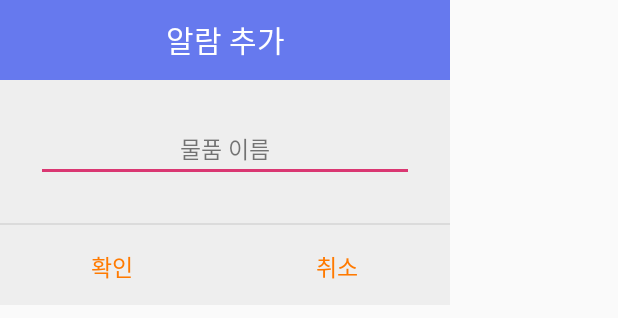
After one commit to syoung125/K-Lab-group-buying-, an Android app: the layout activity_add_alarm_pop_up.xml on its own in the app's theme, with its tools: preview values and no code run, on a phone screen of 412 x 824 dp. The commit adds this screen. Shown: the top 318 px of the screen. Run offline under Robolectric (Android 15) with nearby library versions, the phone set to English and light mode, and no system bars.

Commit message:
알림 추가기능

```diff
--- /dev/null
+++ b/app/src/main/java/com/example/klapproject/AlarmData.kt
@@ -0,0 +1,5 @@
+package com.example.klapproject
+
+class AlarmData(var item_name:String) {
+    constructor():this("")
+}
--- /dev/null
+++ b/app/src/main/res/layout/activity_add_alarm_pop_up.xml
@@ -0,0 +1,77 @@
+<?xml version="1.0" encoding="utf-8"?>
+<LinearLayout xmlns:android="http://schemas.android.com/apk/res/android"
+              android:background="#eeeeee"
+              android:orientation="vertical"
+              android:layout_width="300dp"
+              android:layout_height="wrap_content">
+
+    <!-- 타이틀바 -->
+    <LinearLayout
+            android:orientation="horizontal"
+            android:layout_width="match_parent"
+            android:layout_height="wrap_content">
+        <TextView
+                android:text="알람 추가"
+                android:textSize="20sp"
+                android:textColor="#fff"
+                android:gravity="center"
+                android:background="#6679EE"
+                android:layout_width="match_parent"
+                android:layout_height="53dp" />
+    </LinearLayout>
+    <!-- //end 타이틀바 -->
+
+    <!-- Notice -->
+    <LinearLayout
+            android:padding="24dp"
+            android:orientation="vertical"
+            android:layout_width="match_parent"
+            android:layout_height="wrap_content">
+        <EditText
+                android:hint="물품 이름"
+                android:id="@+id/add_name"
+                android:textSize="15sp"
+                android:textColor="#000"
+                android:alpha="0.87"
+                android:gravity="center"
+                android:layout_marginBottom="3dp"
+                android:layout_width="match_parent"
+                android:layout_height="wrap_content" />
+    </LinearLayout>
+    <!-- Notice -->
+
+    <View
+            android:background="#66bdbdbd"
+            android:layout_width="match_parent"
+            android:layout_height="1dp" />
+
+    <!-- 닫기 버튼 -->
+    <LinearLayout
+            android:orientation="horizontal"
+            android:gravity="center"
+            android:layout_width="match_parent"
+            android:layout_height="wrap_content">
+        <Button
+                android:id="@+id/alarm_OK"
+                android:text="확인"
+                android:textSize="15sp"
+                android:textColor="#ff7a00"
+                android:padding="16dp"
+                android:gravity="center"
+                android:background="#00000000"
+                android:layout_width="0dp"
+                android:layout_weight="1"
+                android:layout_height="53dp"/>
+        <Button
+                android:id="@+id/alarm_CANCEL"
+                android:text="취소"
+                android:textSize="15sp"
+                android:textColor="#ff7a00"
+                android:padding="16dp"
+                android:gravity="center"
+                android:background="#00000000"
+                android:layout_width="0dp"
+                android:layout_weight="1"
+                android:layout_height="53dp"/>
+    </LinearLayout>
+</LinearLayout>
--- a/app/src/main/res/values/styles.xml
+++ b/app/src/main/res/values/styles.xml
@@ -19,4 +19,9 @@
         <item name="android:layout_height">85dp</item>
         <item name="android:background">@android:drawable/screen_background_light_transparent</item>
     </style>
+
+    <style name="add_alarm" parent="Theme.AppCompat.Dialog">
+        <item name="windowNoTitle">true</item>
+        <item name="windowActionBar">false</item>
+    </style>
 </resources>
```
Also changed, not shown: app/src/main/AndroidManifest.xml (+14 -6 lines), app/src/main/java/com/example/klapproject/AddAlarmPopUp.kt (added, +52 -0 lines), app/src/main/java/com/example/klapproject/AlarmListActivity.kt (+34 -13 lines).
